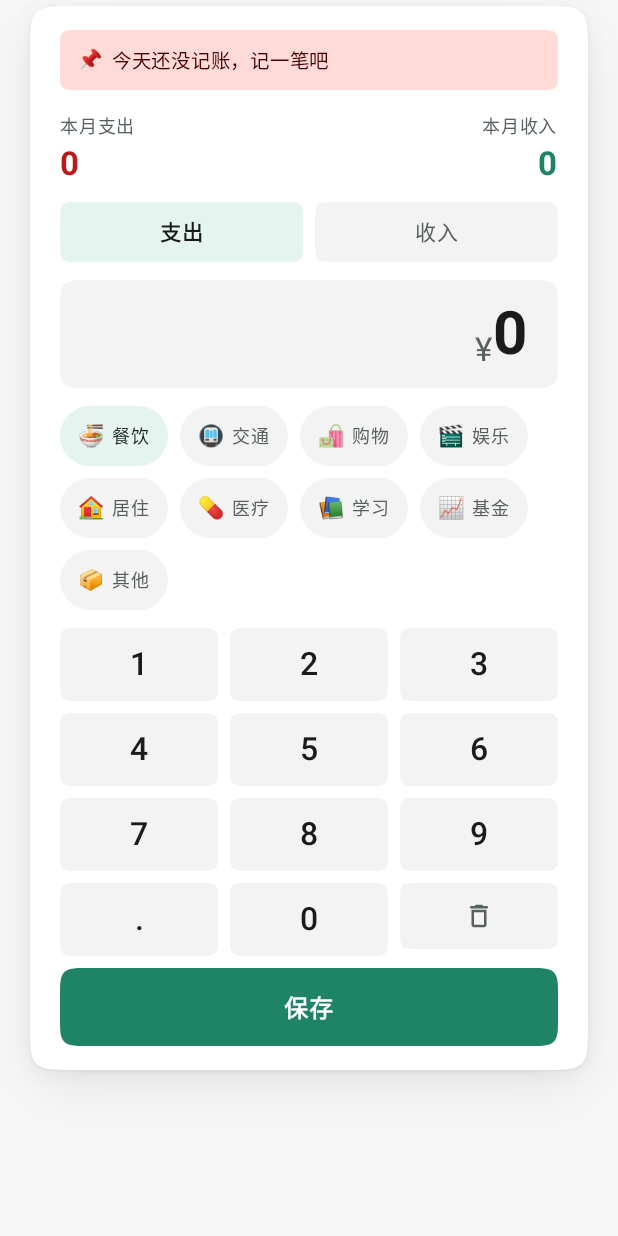
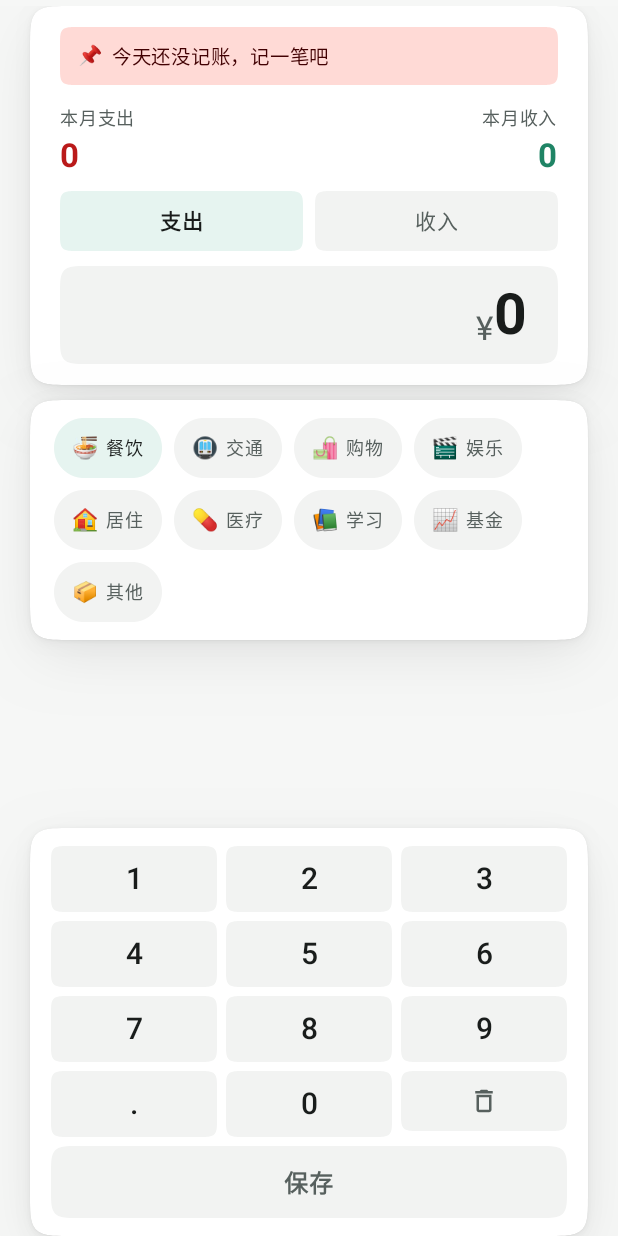
Before and after one commit to Metory-Z/LiCount, an Android app built with Jetpack Compose: the composable HomeScreen called with empty values, on a phone screen of 412 x 824 dp. Run offline under Robolectric (Android 15) with nearby library versions, the phone set to English and light mode, and no system bars.

Commit message:
fix(ui): 键盘与保存固定底部，无需上滑；图标改小徽章+铅笔
- 首页拆为两区：上半区可滚动并占满剩余空间，下半区数字键盘+保存固定
  钉在悬浮导航栏上方，任何屏幕高度下保存按钮都直接可见可点
- 保存按钮在金额为空时禁用并弱化，避免无效点击
- 图标：右下角徽章 r14→r10，圆内 ¥ 换成白色斜铅笔（含笔尾分界线）
- 三条记录线加长（h12 → h24/h28/h18），仍避开徽章

```diff
--- a/app/src/main/java/com/licount/ui/HomeScreen.kt
+++ b/app/src/main/java/com/licount/ui/HomeScreen.kt
@@ -24,8 +24,9 @@ import java.util.Locale
 
 /**
  * 首页：极简快记。
- * 单张全宽卡片：本月支出/收入概览 + 今日未记账提醒 + 支出/收入切换 +
- * 分类快捷选 + 数字键盘，3 秒记完一笔。
+ * 上半区（本月收支 / 提醒 / 切换 / 金额 / 分类）可滚动并占满剩余空间；
+ * 下半区（数字键盘 + 保存按钮）固定钉在屏幕底部、悬浮导航栏上方，
+ * 保证任何屏幕高度下键盘和「保存」都无需上滑即可点到。
  */
 @OptIn(ExperimentalLayoutApi::class)
 @Composable
@@ -46,24 +47,28 @@ fun HomeScreen(
         val yuan = amountText.toDoubleOrNull() ?: 0.0
         (yuan * 100).toLong()
     }
+    val canSave = amountFen > 0
 
     Column(
         modifier = modifier
             .fillMaxSize()
-            .verticalScroll(rememberScrollState())
             .padding(horizontal = 20.dp)
-            // 底部给悬浮导航栏留位，避免键盘和保存按钮被挡住
-            .padding(
-                top = 4.dp,
-                bottom = bottomInset + 12.dp
-            ),
-        verticalArrangement = Arrangement.spacedBy(12.dp)
+            .padding(top = 4.dp, bottom = bottomInset),
+        verticalArrangement = Arrangement.spacedBy(10.dp)
     ) {
+        // ===== 上半区：可滚动，占满剩余空间 =====
+        Column(
+            modifier = Modifier
+                .weight(1f)
+                .verticalScroll(rememberScrollState()),
+            verticalArrangement = Arrangement.spacedBy(10.dp)
+        ) {
+            // 概览卡：提醒 + 本月支出/收入 + 收支切换 + 金额
             DashboardCard(
-            contentPadding = PaddingValues(horizontal = 20.dp, vertical = 16.dp),
+                contentPadding = PaddingValues(horizontal = 20.dp, vertical = 14.dp),
                 modifier = Modifier.fillMaxWidth()
             ) {
-            Column(verticalArrangement = Arrangement.spacedBy(12.dp)) {
+                Column(verticalArrangement = Arrangement.spacedBy(10.dp)) {
                     // 今日未记账提醒
                     if (!todayRecorded) {
                         Row(
@@ -73,7 +78,7 @@ fun HomeScreen(
                                     MaterialTheme.colorScheme.errorContainer,
                                     SquircleShape(ControlCorner)
                                 )
-                            .padding(horizontal = 12.dp, vertical = 8.dp),
+                                .padding(horizontal = 12.dp, vertical = 7.dp),
                             verticalAlignment = Alignment.CenterVertically,
                             horizontalArrangement = Arrangement.spacedBy(6.dp)
                         ) {
@@ -125,14 +130,12 @@ fun HomeScreen(
                         verticalAlignment = Alignment.CenterVertically,
                         horizontalArrangement = Arrangement.spacedBy(8.dp)
                     ) {
-                    // 支出
                         TypeToggle(
                             label = "支出",
                             selected = !isIncome,
                             onClick = { isIncome = false },
                             modifier = Modifier.weight(1f)
                         )
-                    // 收入
                         TypeToggle(
                             label = "收入",
                             selected = isIncome,
@@ -154,7 +157,7 @@ fun HomeScreen(
                                 MaterialTheme.colorScheme.surfaceContainerHigh,
                                 SquircleShape(BlockCorner)
                             )
-                        .padding(vertical = 12.dp, horizontal = 20.dp),
+                            .padding(vertical = 10.dp, horizontal = 20.dp),
                         contentAlignment = Alignment.CenterEnd
                     ) {
                         Row(verticalAlignment = Alignment.Bottom) {
@@ -165,7 +168,7 @@ fun HomeScreen(
                             )
                             Text(
                                 if (amountText.isEmpty()) "0" else amountText,
-                            fontSize = 40.sp,
+                                fontSize = 38.sp,
                                 fontWeight = FontWeight.Bold,
                                 color = if (isIncome) {
                                     MaterialTheme.colorScheme.primary
@@ -176,8 +179,14 @@ fun HomeScreen(
                             )
                         }
                     }
+                }
+            }
 
-                // 分类快捷选择（两行流式，不再溢出）
+            // 分类卡（两行流式，不再溢出）
+            DashboardCard(
+                contentPadding = PaddingValues(horizontal = 16.dp, vertical = 12.dp),
+                modifier = Modifier.fillMaxWidth()
+            ) {
                 FlowRow(
                     modifier = Modifier.fillMaxWidth(),
                     horizontalArrangement = Arrangement.spacedBy(8.dp),
@@ -191,20 +200,25 @@ fun HomeScreen(
                         )
                     }
                 }
+            }
+        }
 
-                // 数字键盘
+        // ===== 下半区：固定键盘 + 保存，永远可见 =====
+        DashboardCard(
+            contentPadding = PaddingValues(horizontal = 14.dp, vertical = 12.dp),
+            modifier = Modifier.fillMaxWidth()
+        ) {
             NumPad(
-                    amountText = amountText,
+                canSave = canSave,
                 onInput = { key -> amountText = handleInput(amountText, key) },
                 onSave = {
-                        if (amountFen > 0) {
+                    if (canSave) {
                         // 收入记为负数，支出为正数
                         onSave(if (isIncome) -amountFen else amountFen, selectedCategory)
                         amountText = ""
                     }
                 }
             )
-            }
         }
     }
 }
@@ -289,40 +303,48 @@ private fun CategoryChip(
     }
 }
 
-/** 数字键盘：1-9、0、小数点、退格、保存。 */
+/** 数字键盘：1-9、0、小数点、退格、保存。整块固定在底部，不参与滚动。 */
 @Composable
 private fun NumPad(
-    amountText: String,
+    canSave: Boolean,
     onInput: (String) -> Unit,
     onSave: () -> Unit
 ) {
     val keys = listOf("1", "2", "3", "4", "5", "6", "7", "8", "9", ".", "0", "⌫")
-    Column(verticalArrangement = Arrangement.spacedBy(8.dp)) {
+    Column(verticalArrangement = Arrangement.spacedBy(6.dp)) {
         keys.chunked(3).forEach { row ->
-            Row(horizontalArrangement = Arrangement.spacedBy(8.dp)) {
+            Row(horizontalArrangement = Arrangement.spacedBy(6.dp)) {
                 row.forEach { key ->
                     KeyButton(key, Modifier.weight(1f)) { onInput(key) }
                 }
             }
         }
-        // 保存按钮
+        // 保存按钮（金额为空时禁用并弱化）
         PressSurface(
             onClick = onSave,
+            enabled = canSave,
             shape = SquircleShape(BlockCorner),
             modifier = Modifier.fillMaxWidth()
         ) {
             Box(
                 modifier = Modifier
                     .fillMaxWidth()
-                    .background(MaterialTheme.colorScheme.primary)
-                    .padding(vertical = 14.dp),
+                    .background(
+                        if (canSave) MaterialTheme.colorScheme.primary
+                        else MaterialTheme.colorScheme.surfaceContainerHigh
+                    )
+                    .padding(vertical = 12.dp),
                 contentAlignment = Alignment.Center
             ) {
                 Text(
                     "保存",
                     fontSize = 16.sp,
                     fontWeight = FontWeight.SemiBold,
-                    color = MaterialTheme.colorScheme.onPrimary
+                    color = if (canSave) {
+                        MaterialTheme.colorScheme.onPrimary
+                    } else {
+                        MaterialTheme.colorScheme.onSurfaceVariant
+                    }
                 )
             }
         }
@@ -345,7 +367,7 @@ private fun KeyButton(
             modifier = Modifier
                 .fillMaxWidth()
                 .background(MaterialTheme.colorScheme.surfaceContainerHigh)
-                .padding(vertical = 12.dp),
+                .padding(vertical = 10.dp),
             contentAlignment = Alignment.Center
         ) {
             if (isDelete) {
@@ -358,7 +380,7 @@ private fun KeyButton(
             } else {
                 Text(
                     key,
-                    fontSize = 21.sp,
+                    fontSize = 20.sp,
                     fontWeight = FontWeight.Medium,
                     color = MaterialTheme.colorScheme.onSurface,
                     textAlign = TextAlign.Center
```
Also changed, not shown: app/src/main/res/drawable/ic_launcher_foreground.xml (+13 -16 lines). Lines whose indentation alone changed are shown as unchanged.
